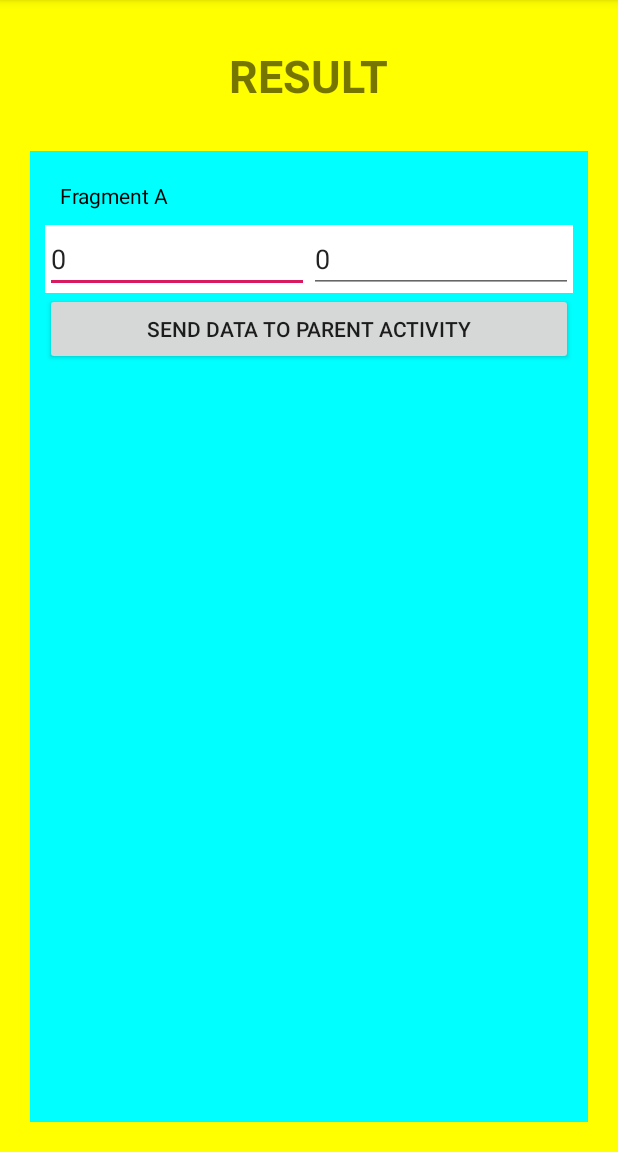
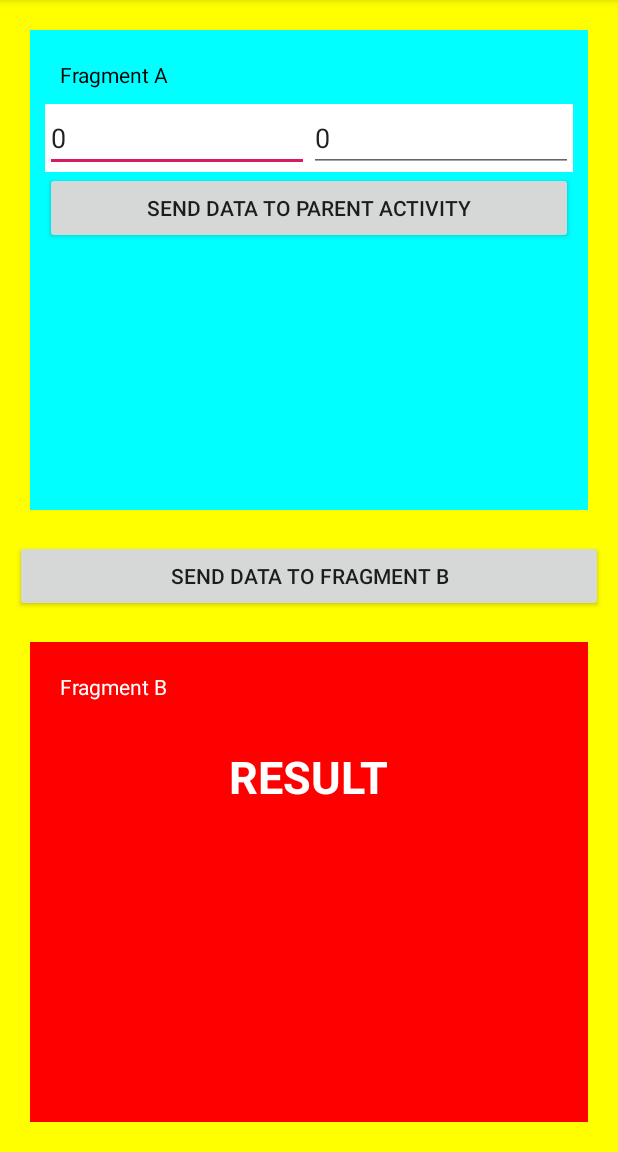
Before and after one commit to fffrowies/FragmentTest2, an Android app: the screen it shows after launch (MainActivity), on a phone screen of 412 x 824 dp, the part 84-1236 px from its top. Run offline under Robolectric (Android 15) with nearby library versions, the phone set to English and light mode, and no system bars.

Commit message:
Initial Project Setup

```diff
--- /dev/null
+++ b/app/src/main/java/com/fffrowies/fragmenttest2/FragmentB.java
@@ -0,0 +1,43 @@
+package com.fffrowies.fragmenttest2;
+
+
+import android.os.Bundle;
+import android.support.v4.app.Fragment;
+import android.view.LayoutInflater;
+import android.view.View;
+import android.view.ViewGroup;
+import android.widget.TextView;
+
+
+/**
+ * A simple {@link Fragment} subclass.
+ */
+public class FragmentB extends Fragment {
+
+    private static final String TAG = FragmentB.class.getSimpleName();
+
+    private TextView txvResult;
+
+
+    public FragmentB() {
+        // Required empty public constructor
+    }
+
+
+    @Override
+    public View onCreateView(LayoutInflater inflater, ViewGroup container,
+                             Bundle savedInstanceState) {
+
+        // Inflate the layout for this fragment
+        View view = inflater.inflate(R.layout.fragment_b, container, false);
+
+        txvResult = view.findViewById(R.id.txvResult);
+
+        return view;
+    }
+
+    public void addTwoNumbersInFragment(int x, int y) {
+
+
+    }
+}
--- a/app/src/main/java/com/fffrowies/fragmenttest2/MainActivity.java
+++ b/app/src/main/java/com/fffrowies/fragmenttest2/MainActivity.java
@@ -4,14 +4,13 @@ import android.support.v4.app.FragmentManager;
 import android.support.v4.app.FragmentTransaction;
 import android.support.v7.app.AppCompatActivity;
 import android.os.Bundle;
-import android.widget.TextView;
+import android.view.View;
 
 public class MainActivity extends AppCompatActivity implements MyListener {
 
     private static final String TAG = MainActivity.class.getSimpleName();
 
     private FragmentManager manager;
-    private TextView txvResult;
 
     @Override
     protected void onCreate(Bundle savedInstanceState) {
@@ -19,9 +18,9 @@ public class MainActivity extends AppCompatActivity implements MyListener {
         setContentView(R.layout.activity_main);
 
         manager = getSupportFragmentManager();
-        txvResult = findViewById(R.id.txvResult);
 
         addFragmentA();
+        addFragmentB();
     }
 
     private void addFragmentA() {
@@ -33,10 +32,19 @@ public class MainActivity extends AppCompatActivity implements MyListener {
         transaction.commit();
     }
 
+    private void addFragmentB() {
+
+        FragmentB fragmentB = new FragmentB();
+
+        FragmentTransaction transaction = manager.beginTransaction();
+        transaction.add(R.id.containerFragmentB, fragmentB, "fragB");
+        transaction.commit();
+    }
+
     @Override
     public void addTwoNumbers(int num1, int num2) {
+    }
 
-        int result = num1 + num2;
-        txvResult.setText("Result: " + result);
+    public void sendDataToFragmentB(View view) {
     }
 }
--- a/app/src/main/res/layout/activity_main.xml
+++ b/app/src/main/res/layout/activity_main.xml
@@ -10,21 +10,26 @@
     android:padding="10dp"
     tools:context=".MainActivity">
 
-    <TextView
-        android:id="@+id/txvResult"
-        android:layout_width="wrap_content"
-        android:layout_height="wrap_content"
-        android:layout_gravity="center_horizontal"
-        android:layout_marginTop="20dp"
-        android:layout_marginBottom="20dp"
-        android:text="RESULT"
-        android:textSize="30sp"
-        android:textStyle="bold"/>
-
     <FrameLayout
         android:id="@+id/containerFragmentA"
         android:layout_margin="10dp"
         android:layout_width="match_parent"
-        android:layout_height="match_parent"/>
+        android:layout_height="0dp"
+        android:layout_weight="1"/>
+
+    <Button
+        android:layout_width="match_parent"
+        android:layout_height="wrap_content"
+        android:layout_marginBottom="10dp"
+        android:layout_marginTop="10dp"
+        android:onClick="sendDataToFragmentB"
+        android:text="SEND DATA TO FRAGMENT B"/>
+
+    <FrameLayout
+        android:id="@+id/containerFragmentB"
+        android:layout_margin="10dp"
+        android:layout_width="match_parent"
+        android:layout_height="0dp"
+        android:layout_weight="1"/>
 
 </LinearLayout>
--- /dev/null
+++ b/app/src/main/res/layout/fragment_b.xml
@@ -0,0 +1,31 @@
+<?xml version="1.0" encoding="utf-8"?>
+<LinearLayout
+    xmlns:android="http://schemas.android.com/apk/res/android"
+    xmlns:tools="http://schemas.android.com/tools"
+    android:layout_width="match_parent"
+    android:layout_height="match_parent"
+    android:background="#F00"
+    android:orientation="vertical"
+    android:padding="10dp"
+    tools:context=".FragmentB">
+
+    <TextView
+        android:layout_width="wrap_content"
+        android:layout_height="wrap_content"
+        android:layout_margin="10dp"
+        android:text="Fragment B"
+        android:textColor="@android:color/white"/>
+
+    <TextView
+        android:layout_width="wrap_content"
+        android:layout_height="wrap_content"
+        android:id="@+id/txvResult"
+        android:layout_gravity="center_horizontal"
+        android:layout_marginTop="20dp"
+        android:layout_marginBottom="20dp"
+        android:text="RESULT"
+        android:textSize="30sp"
+        android:textStyle="bold"
+        android:textColor="@android:color/white"/>
+
+</LinearLayout>
```
